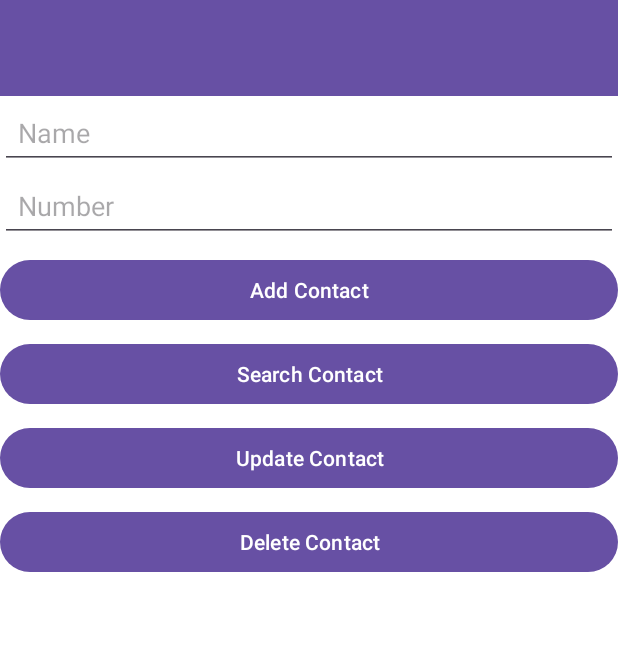
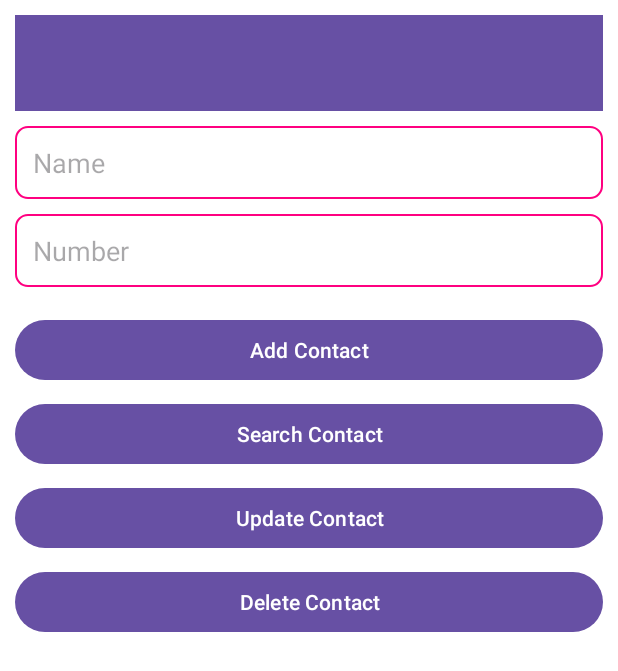
Before and after one commit to AkshayMobileApplicationEngineer/MyWorkApp, an Android app: the fragment RoomDatabaseFragment placed in its activity, on a phone screen of 412 x 824 dp. Shown: the top 671 px of the screen. Run offline under Robolectric (Android 15) with nearby library versions, the phone set to English and light mode, and no system bars; our stand-ins replace Room's generated code.

Commit message:
change it

```diff
--- a/app/src/main/res/layout/fragment_room_database.xml
+++ b/app/src/main/res/layout/fragment_room_database.xml
@@ -3,6 +3,7 @@
     xmlns:android="http://schemas.android.com/apk/res/android"
     android:layout_width="match_parent"
     android:background="@color/white"
+    android:padding="10dp"
     android:layout_height="match_parent"
     android:orientation="vertical"
   >
@@ -18,6 +19,8 @@
         android:id="@+id/roomName"
         android:layout_width="match_parent"
         android:layout_height="wrap_content"
+        android:background="@drawable/edittext_background"
+        android:layout_marginTop="10dp"
         android:hint="Name"
         android:inputType="textPersonName"
         android:padding="12dp"/>
@@ -26,7 +29,10 @@
         android:id="@+id/roomNumber"
         android:layout_width="match_parent"
         android:layout_height="wrap_content"
+        android:layout_marginTop="10dp"
+        android:layout_marginBottom="10dp"
         android:hint="Number"
+        android:background="@drawable/edittext_background"
         android:inputType="phone"
         android:padding="12dp"/>
 
```
